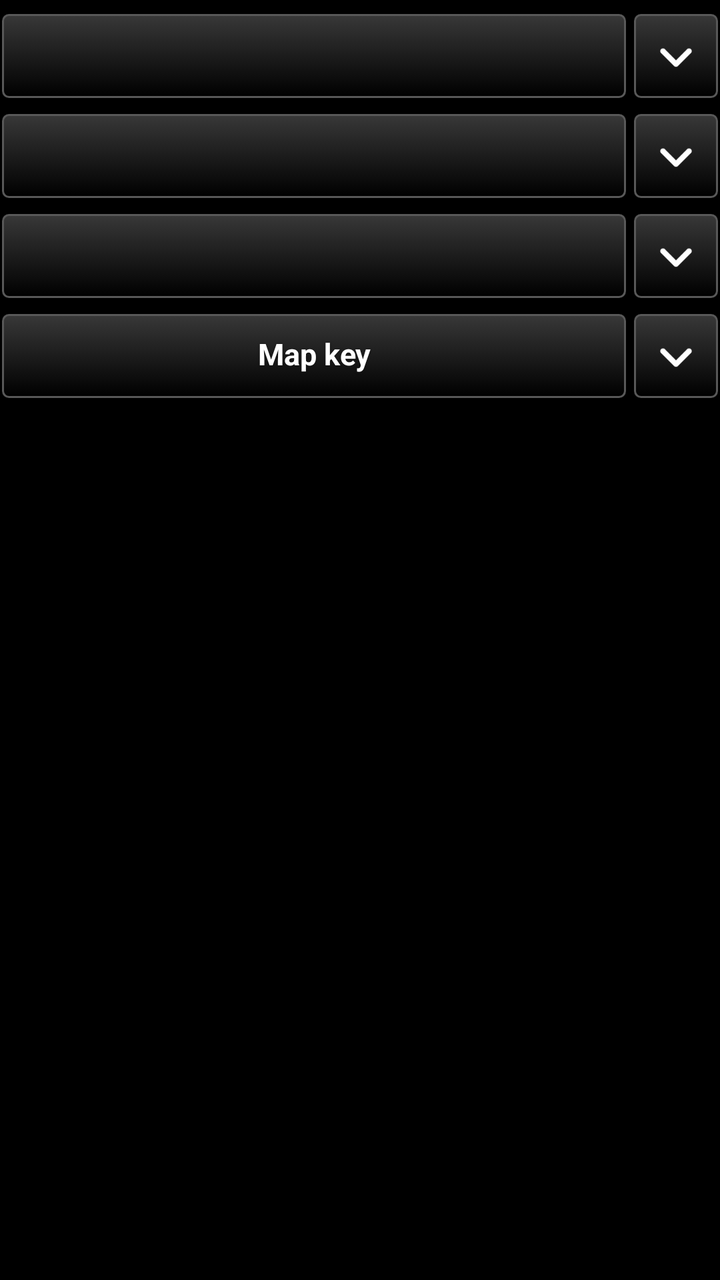
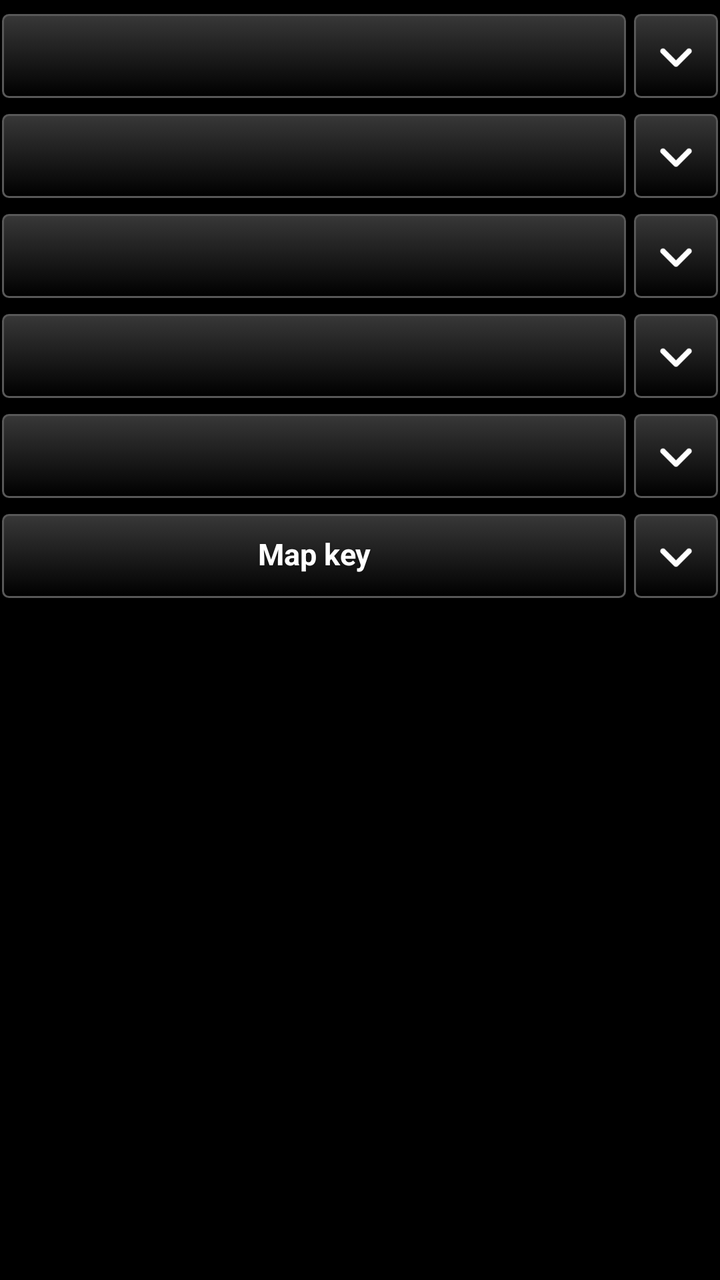

Compare the two renders of this Android layout. The source of the first and the diff that turns it into the second are given below.
<!-- AndroidManifest.xml: application theme AppTheme -->
<!-- res/layout/settings_controls.xml -->
<?xml version="1.0" encoding="utf-8"?>
<LinearLayout xmlns:android="http://schemas.android.com/apk/res/android"
    android:layout_width="match_parent"
    android:layout_height="wrap_content"
    android:orientation="vertical">

    
    <LinearLayout
        android:id="@+id/fold_obstacles_row"
        android:layout_width="match_parent"
        android:layout_height="wrap_content"
        android:orientation="horizontal"
        android:gravity="center_vertical"
        android:layout_marginTop="6dp">

        <Button
            android:id="@+id/fold_obstacles_head"
            style="@style/TakwerxButton"
            android:layout_width="0dp"
            android:layout_weight="1"
            android:layout_height="wrap_content" />

        <ImageButton
            android:id="@+id/fold_obstacles_chev"
            style="@style/TakwerxIconButton"
            android:layout_width="44dp"
            android:layout_weight="0"
            android:layout_marginRight="0dp"
            android:contentDescription="@string/show_settings"
            android:src="@drawable/ic_expand" />
    </LinearLayout>

    <LinearLayout
        android:id="@+id/fold_obstacles_body"
        android:layout_width="match_parent"
        android:layout_height="wrap_content"
        android:orientation="vertical"
        android:paddingTop="4dp"
        android:paddingLeft="4dp"
        android:visibility="gone">

        <TextView
            android:layout_width="match_parent"
            android:layout_height="wrap_content"
            android:textSize="13sp"
            android:textColor="@color/white"
            android:text="@string/obstacles_note" />
    </LinearLayout>

    
    <LinearLayout
        android:id="@+id/fold_ceiling_row"
        android:layout_width="match_parent"
        android:layout_height="wrap_content"
        android:orientation="horizontal"
        android:gravity="center_vertical"
        android:layout_marginTop="6dp">

        <Button
            android:id="@+id/fold_ceiling_head"
            style="@style/TakwerxButton"
            android:layout_width="0dp"
            android:layout_weight="1"
            android:layout_height="wrap_content" />

        <ImageButton
            android:id="@+id/fold_ceiling_chev"
            style="@style/TakwerxIconButton"
            android:layout_width="44dp"
            android:layout_weight="0"
            android:layout_marginRight="0dp"
            android:contentDescription="@string/show_settings"
            android:src="@drawable/ic_expand" />
    </LinearLayout>

    <LinearLayout
        android:id="@+id/fold_ceiling_body"
        android:layout_width="match_parent"
        android:layout_height="wrap_content"
        android:orientation="vertical"
        android:paddingTop="4dp"
        android:visibility="gone">

        
        <LinearLayout
            android:id="@+id/ceiling_steps"
            android:layout_width="match_parent"
            android:layout_height="wrap_content"
            android:orientation="horizontal" />

        <LinearLayout
            android:layout_width="match_parent"
            android:layout_height="wrap_content"
            android:orientation="horizontal"
            android:layout_marginTop="6dp">

            <Button
                android:id="@+id/btn_ceiling_type"
                style="@style/TakwerxButton"
                android:layout_width="0dp"
                android:layout_weight="1"
                android:layout_height="wrap_content"
                android:text="@string/type_the_ceiling" />

            <Button
                android:id="@+id/btn_ceiling_above"
                style="@style/TakwerxButton"
                android:layout_width="0dp"
                android:layout_weight="1"
                android:layout_height="wrap_content"
                android:layout_marginLeft="6dp" />
        </LinearLayout>
    </LinearLayout>

    
    <LinearLayout
        android:id="@+id/fold_circle_row"
        android:layout_width="match_parent"
        android:layout_height="wrap_content"
        android:orientation="horizontal"
        android:gravity="center_vertical"
        android:layout_marginTop="6dp">

        <Button
            android:id="@+id/fold_circle_head"
            style="@style/TakwerxButton"
            android:layout_width="0dp"
            android:layout_weight="1"
            android:layout_height="wrap_content" />

        <ImageButton
            android:id="@+id/fold_circle_chev"
            style="@style/TakwerxIconButton"
            android:layout_width="44dp"
            android:layout_weight="0"
            android:layout_marginRight="0dp"
            android:contentDescription="@string/show_settings"
            android:src="@drawable/ic_expand" />
    </LinearLayout>

    <LinearLayout
        android:id="@+id/fold_circle_body"
        android:layout_width="match_parent"
        android:layout_height="wrap_content"
        android:orientation="vertical"
        android:paddingTop="4dp"
        android:visibility="gone">

        
        <LinearLayout
            android:id="@+id/circle_tiles"
            android:layout_width="match_parent"
            android:layout_height="wrap_content"
            android:orientation="horizontal" />
    </LinearLayout>

    
    <LinearLayout
        android:id="@+id/fold_key_row"
        android:layout_width="match_parent"
        android:layout_height="wrap_content"
        android:orientation="horizontal"
        android:gravity="center_vertical"
        android:layout_marginTop="6dp">

        <Button
            android:id="@+id/fold_key_head"
            style="@style/TakwerxButton"
            android:layout_width="0dp"
            android:layout_weight="1"
            android:layout_height="wrap_content"
            android:text="@string/map_key" />

        <ImageButton
            android:id="@+id/fold_key_chev"
            style="@style/TakwerxIconButton"
            android:layout_width="44dp"
            android:layout_weight="0"
            android:layout_marginRight="0dp"
            android:contentDescription="@string/show_settings"
            android:src="@drawable/ic_expand" />
    </LinearLayout>

    
    <LinearLayout
        android:id="@+id/fold_key_body"
        android:layout_width="match_parent"
        android:layout_height="wrap_content"
        android:orientation="vertical"
        android:paddingTop="4dp"
        android:paddingLeft="4dp"
        android:visibility="gone" />

</LinearLayout>
<!-- resources referenced by this layout -->
<resources>
  <color name="white">#ffffff</color>
  <string name="map_key">Map key</string>
  <string name="obstacles_note">Not every wire or tower is charted. FAA\'s file holds the obstacles that affect charting; distribution lines are never in it.</string>
  <string name="show_settings">Show settings</string>
  <string name="type_the_ceiling">Type the ceiling</string>
  <style name="TakwerxButton" parent="@style/darkButton">
          <item name="android:paddingLeft">12dp</item>
          <item name="android:paddingRight">12dp</item>
          <item name="android:paddingTop">6dp</item>
          <item name="android:paddingBottom">8dp</item>
          <item name="android:minHeight">44dp</item>
          <item name="android:minWidth">0dp</item>
          <item name="android:textSize">15sp</item>
          <item name="android:singleLine">true</item>
          <item name="android:ellipsize">end</item>
      </style>
  <style name="TakwerxIconButton">
          <item name="android:layout_width">0dp</item>
          <item name="android:layout_weight">1</item>
          <item name="android:layout_height">44dp</item>
          <item name="android:layout_marginLeft">2dp</item>
          <item name="android:layout_marginRight">2dp</item>
          <item name="android:background">@drawable/btn_gray</item>
          <item name="android:scaleType">centerInside</item>
          <item name="android:padding">9dp</item>
      </style>
  <style name="AppTheme" parent="@android:style/Theme.Holo">
          <item name="android:buttonStyle">@android:style/Widget.Button</item>
          <item name="android:imageButtonStyle">@android:style/Widget.Button</item>
          <item name="android:buttonStyleToggle">@android:style/Widget.Button</item>
          <item name="android:spinnerStyle">@style/ATAKSpinner</item>
          <item name="android:spinnerItemStyle">@style/ATAKSpinnerItem</item>
          <item name="android:editTextStyle">@style/ATAKEditText</item>
      </style>
  <style name="darkButton" parent="@android:style/Widget.Button">
          <item name="android:background">@drawable/btn_gray</item>
          <item name="android:shadowColor">@color/darker_gray</item>
          <item name="android:shadowDy">1</item>
          <item name="android:shadowRadius">2</item>
          <item name="android:textColor">@color/white</item>
          <item name="android:textStyle">bold</item>
          <item name="android:paddingTop">0dp</item>
          <item name="android:paddingBottom">3dp</item>
          <item name="android:textSize">@dimen/fontSize</item>
      </style>
  <style name="ATAKSpinner" parent="@android:style/Widget.Spinner">
          <item name="android:spinnerMode">dialog</item>
      </style>
  <style name="ATAKSpinnerItem">
          <item name="android:textColor">@android:color/white</item>
          <item name="android:dropDownVerticalOffset">0dip</item>
          <item name="android:dropDownHorizontalOffset">0dip</item>
          <item name="android:dropDownWidth">wrap_content</item>
          <item name="android:gravity">left|center_vertical</item>
      </style>
  <style name="ATAKEditText" parent="@android:style/Widget.EditText">
          
          
  
          
          <item name="android:imeOptions">flagNoFullscreen</item>
      </style>
  <color name="darker_gray">#121212</color>
  <dimen name="fontSize">14sp</dimen>
  <!-- drawable new_dark_button_disabled (drawable) -->
  <?xml version="1.0" encoding="utf-8"?>
  <layer-list xmlns:android="http://schemas.android.com/apk/res/android">
      <item android:bottom="1dp" android:right="1dp" android:left="1dp" android:top="1dp">
          <shape android:shape="rectangle">
              <corners android:radius="3dp" />
              <stroke
                  android:width="1dp"
                  android:color="#484848" />
              <solid android:color="#484848" />
          </shape>
      </item>
  </layer-list>
  <!-- unchanged entries left out for length: 4 -->
</resources>

<!-- the commit's change to res/layout/settings_controls.xml (unified diff, before → after) -->
@@ -45,6 +45,114 @@
             android:textSize="13sp"
             android:textColor="@color/white"
             android:text="@string/obstacles_note" />
+    </LinearLayout>
+
+    
+    <LinearLayout
+        android:id="@+id/fold_taller_row"
+        android:layout_width="match_parent"
+        android:layout_height="wrap_content"
+        android:orientation="horizontal"
+        android:gravity="center_vertical"
+        android:layout_marginTop="6dp">
+
+        <Button
+            android:id="@+id/fold_taller_head"
+            style="@style/TakwerxButton"
+            android:layout_width="0dp"
+            android:layout_weight="1"
+            android:layout_height="wrap_content" />
+
+        <ImageButton
+            android:id="@+id/fold_taller_chev"
+            style="@style/TakwerxIconButton"
+            android:layout_width="44dp"
+            android:layout_weight="0"
+            android:layout_marginRight="0dp"
+            android:contentDescription="@string/show_settings"
+            android:src="@drawable/ic_expand" />
+    </LinearLayout>
+
+    <LinearLayout
+        android:id="@+id/fold_taller_body"
+        android:layout_width="match_parent"
+        android:layout_height="wrap_content"
+        android:orientation="vertical"
+        android:paddingTop="4dp"
+        android:visibility="gone">
+
+        
+        <LinearLayout
+            android:id="@+id/taller_tiles"
+            android:layout_width="match_parent"
+            android:layout_height="wrap_content"
+            android:orientation="horizontal" />
+    </LinearLayout>
+
+    
+    <LinearLayout
+        android:id="@+id/fold_types_row"
+        android:layout_width="match_parent"
+        android:layout_height="wrap_content"
+        android:orientation="horizontal"
+        android:gravity="center_vertical"
+        android:layout_marginTop="6dp">
+
+        <Button
+            android:id="@+id/fold_types_head"
+            style="@style/TakwerxButton"
+            android:layout_width="0dp"
+            android:layout_weight="1"
+            android:layout_height="wrap_content" />
+
+        <ImageButton
+            android:id="@+id/fold_types_chev"
+            style="@style/TakwerxIconButton"
+            android:layout_width="44dp"
+            android:layout_weight="0"
+            android:layout_marginRight="0dp"
+            android:contentDescription="@string/show_settings"
+            android:src="@drawable/ic_expand" />
+    </LinearLayout>
+
+    <LinearLayout
+        android:id="@+id/fold_types_body"
+        android:layout_width="match_parent"
+        android:layout_height="wrap_content"
+        android:orientation="vertical"
+        android:paddingTop="4dp"
+        android:visibility="gone">
+
+        
+        <LinearLayout
+            android:id="@+id/type_tiles"
+            android:layout_width="match_parent"
+            android:layout_height="wrap_content"
+            android:orientation="vertical" />
+
+        <LinearLayout
+            android:layout_width="match_parent"
+            android:layout_height="wrap_content"
+            android:orientation="horizontal"
+            android:layout_marginTop="6dp">
+
+            <Button
+                android:id="@+id/btn_types_all_on"
+                style="@style/TakwerxButton"
+                android:layout_width="0dp"
+                android:layout_weight="1"
+                android:layout_height="wrap_content"
+                android:text="@string/all_on" />
+
+            <Button
+                android:id="@+id/btn_types_all_off"
+                style="@style/TakwerxButton"
+                android:layout_width="0dp"
+                android:layout_weight="1"
+                android:layout_height="wrap_content"
+                android:layout_marginLeft="6dp"
+                android:text="@string/all_off" />
+        </LinearLayout>
     </LinearLayout>
 
     
<!-- resource entries referenced after the edit -->
@@ -1,6 +1,8 @@
 <!-- resources referenced by this layout -->
 <resources>
   <color name="white">#ffffff</color>
+  <string name="all_off">All off</string>
+  <string name="all_on">All on</string>
   <string name="map_key">Map key</string>
   <string name="obstacles_note">Not every wire or tower is charted. FAA\'s file holds the obstacles that affect charting; distribution lines are never in it.</string>
   <string name="show_settings">Show settings</string>
